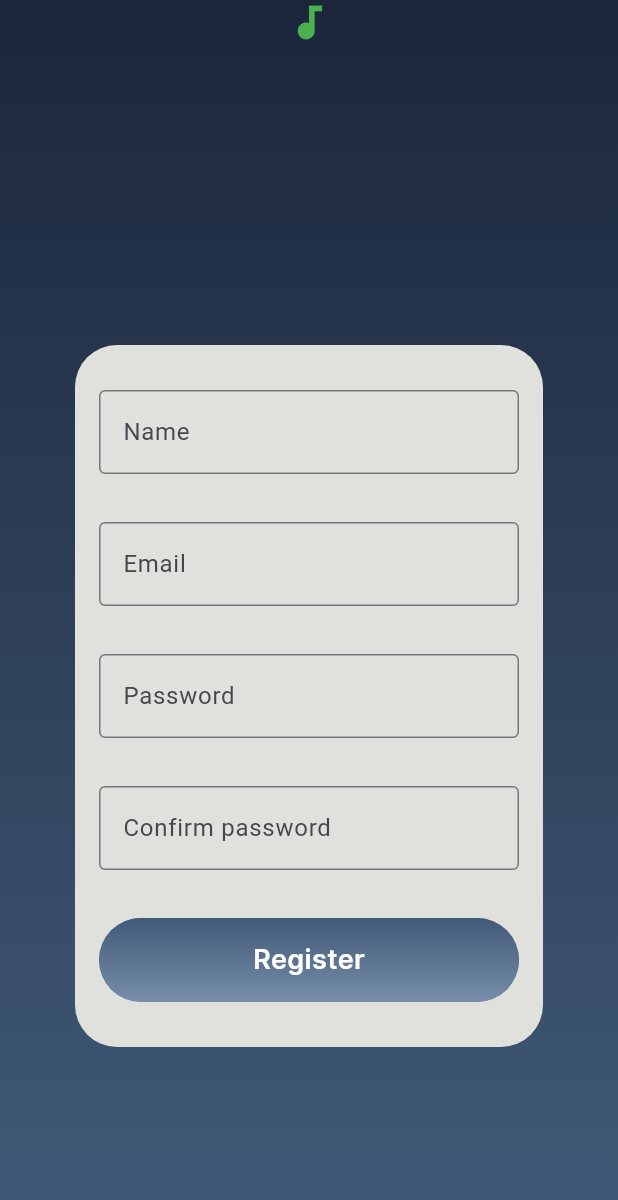
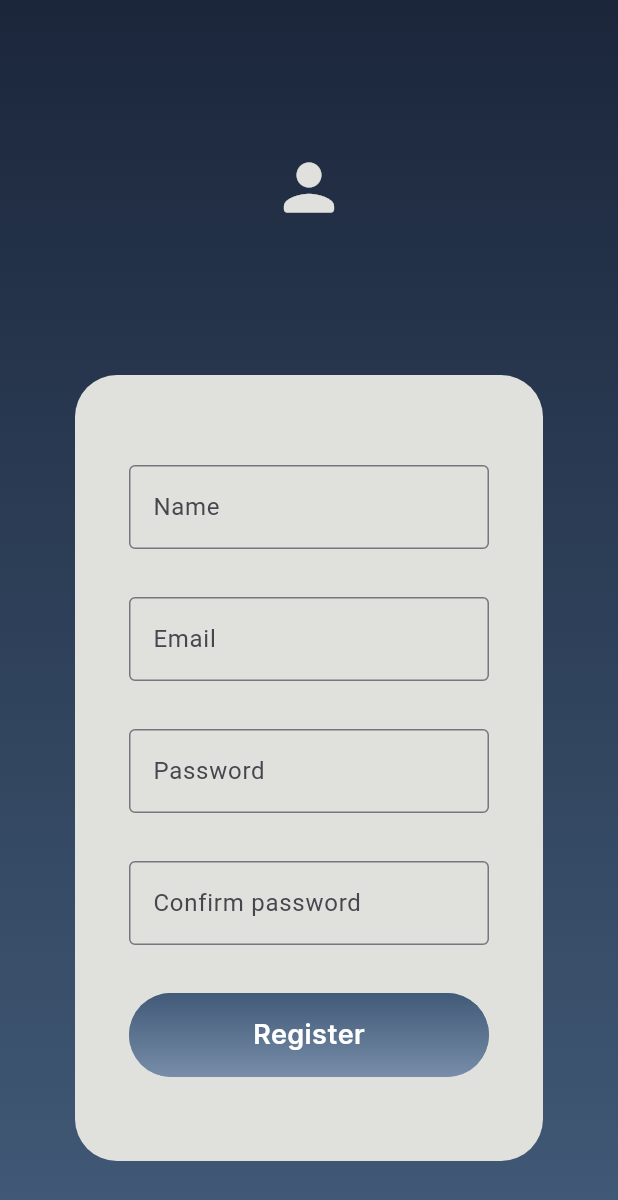
Before and after one commit to gustaf30/finance_app, a Flutter app: the screen it shows after launch, on a phone screen of 412 x 824 dp. Shown: the top 1200 px of the screen. Run offline on Flutter 3.47's test engine with Material 3 defaults, Android fonts, the phone set to English and light mode, and no system bars.

Commit message:
Tela de login - pronto

```diff
--- a/lib/features/register/register_user_page.dart
+++ b/lib/features/register/register_user_page.dart
@@ -27,16 +27,19 @@ class RegisterUserPage extends StatelessWidget {
         ),
         child: Column(
           children: [
-            Positioned(
-              top: 300,
-              left: 150,
-              child: Icon(
-                Icons.audiotrack,
-                color: Colors.green,
-                size: 30.0,
-              ),
+            SizedBox(height: 100),
+            Icon(
+              Icons.person_rounded,
+              color: AppColors.beige1,
+              size: 50.0,
             ),
-            Flexible(
+            Expanded(
+              child: Container(
+              decoration: const BoxDecoration(
+                  color: AppColors.beige1,
+                  borderRadius: BorderRadius.all(Radius.circular(28)),
+                ),
+              margin: const EdgeInsets.only(top: 100, bottom: 50, left: 50, right: 50),
               child: ListView(
                 padding: EdgeInsets.zero,
                 children: [
@@ -46,7 +49,7 @@ class RegisterUserPage extends StatelessWidget {
                       borderRadius: BorderRadius.all(Radius.circular(28)),
                     ),
                     margin: const EdgeInsets.only(
-                        top: 200, left: 50, right: 50, bottom: 75),
+                        top: 30, left: 20, right: 20, bottom: 75),
                     child: Column(
                       children: [
                         Padding(
@@ -100,6 +103,7 @@ class RegisterUserPage extends StatelessWidget {
                 ],
               ),
             ),
+            ),
           ],
         ),
       ),
```
Also changed, not shown: 1 other file.
